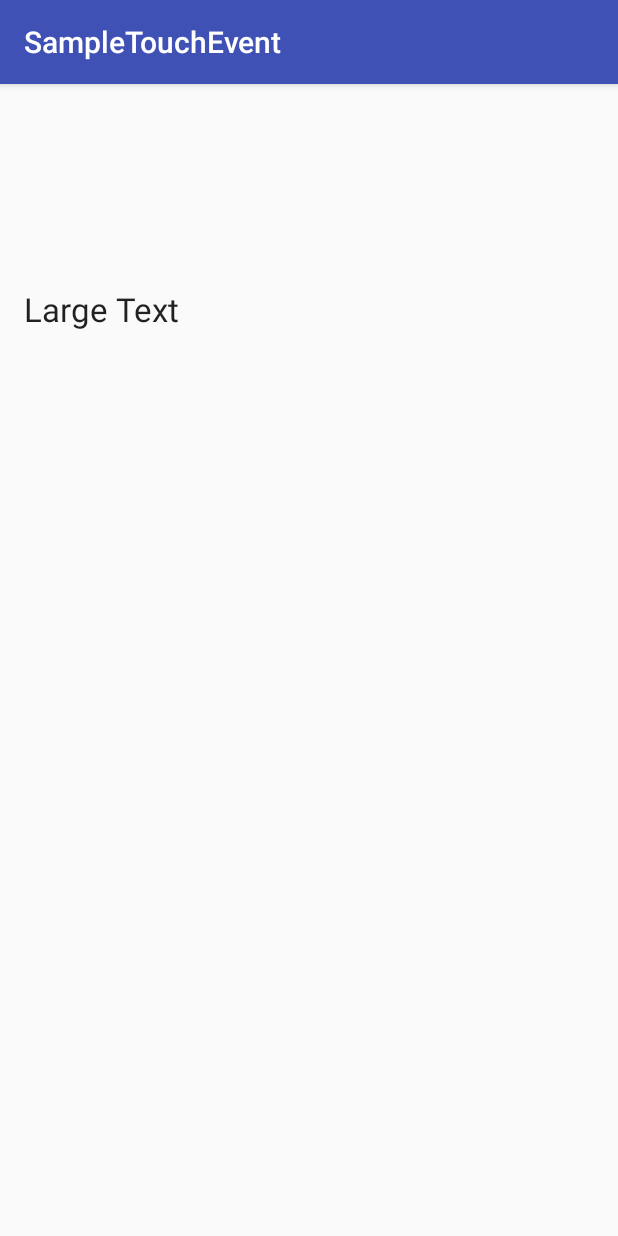
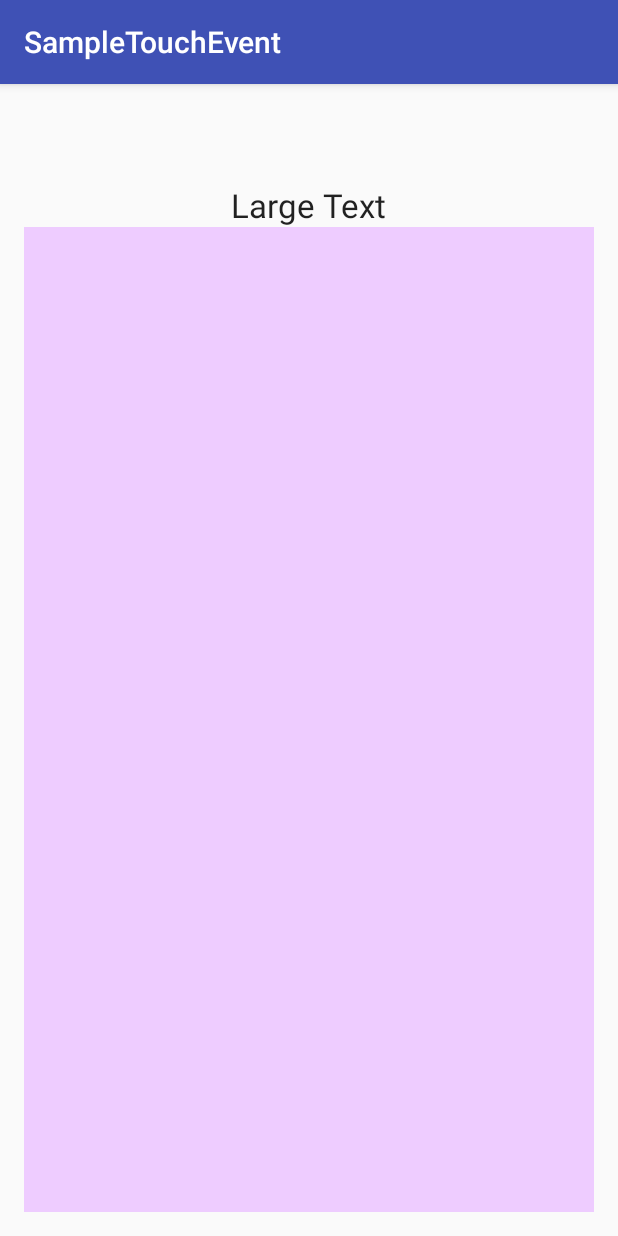
Before and after one commit to Minki-Choi/AndroidExercise, an Android app: the screen it shows after launch (MainActivity), on a phone screen of 412 x 824 dp. Run offline under Robolectric (Android 15) with nearby library versions, the phone set to English and light mode, and no system bars.

```diff
--- a/SampleTouchEvent/app/src/main/AndroidManifest.xml
+++ b/SampleTouchEvent/app/src/main/AndroidManifest.xml
@@ -8,7 +8,8 @@
         android:label="@string/app_name"
         android:supportsRtl="true"
         android:theme="@style/AppTheme">
-        <activity android:name=".MainActivity">
+        <activity android:name=".MainActivity"
+            android:configChanges="orientation|keyboardHidden|screenSize">
             <intent-filter>
                 <action android:name="android.intent.action.MAIN" />
 
--- a/SampleTouchEvent/app/src/main/res/layout/activity_main.xml
+++ b/SampleTouchEvent/app/src/main/res/layout/activity_main.xml
@@ -8,7 +8,9 @@
     android:paddingRight="@dimen/activity_horizontal_margin"
     android:paddingTop="@dimen/activity_vertical_margin"
     tools:context="org.androidtown.sampletouchevent.MainActivity"
-    android:id="@+id/container">
+    android:id="@+id/container"
+    android:orientation="vertical"
+    >
 
     <TextView
         android:layout_width="wrap_content"
@@ -16,7 +18,12 @@
         android:textAppearance="?android:attr/textAppearanceLarge"
         android:text="Large Text"
         android:id="@+id/textView"
-        android:layout_alignParentTop="true"
-        android:layout_centerHorizontal="true"
-        android:layout_marginTop="119dp" />
+        android:layout_marginTop="50dp"
+        android:layout_gravity="center_horizontal"/>
+
+    <org.androidtown.sampletouchevent.MyView
+        android:layout_height="match_parent"
+        android:layout_width="match_parent"
+        android:background="#ffeeccff"
+        android:layout_below="@id/textView"></org.androidtown.sampletouchevent.MyView>
 </LinearLayout>
```
Also changed, not shown: SampleTouchEvent/app/src/main/java/org/androidtown/sampletouchevent/MainActivity.java (+14 -0 lines), SampleTouchEvent/app/src/main/java/org/androidtown/sampletouchevent/MyView.java (added, +34 -0 lines).
